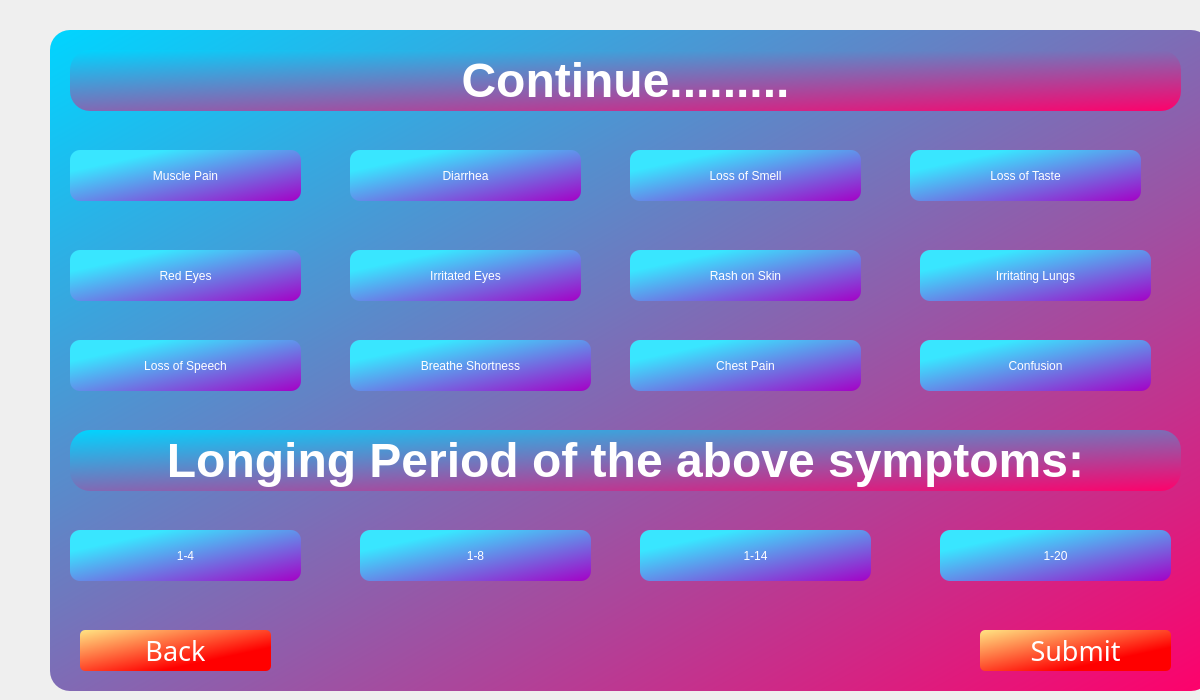
Qt form CoviCURE/Forms/Rapidcovid/quepage4.ui (ayush-regmi/CoviCURE) before a commit.
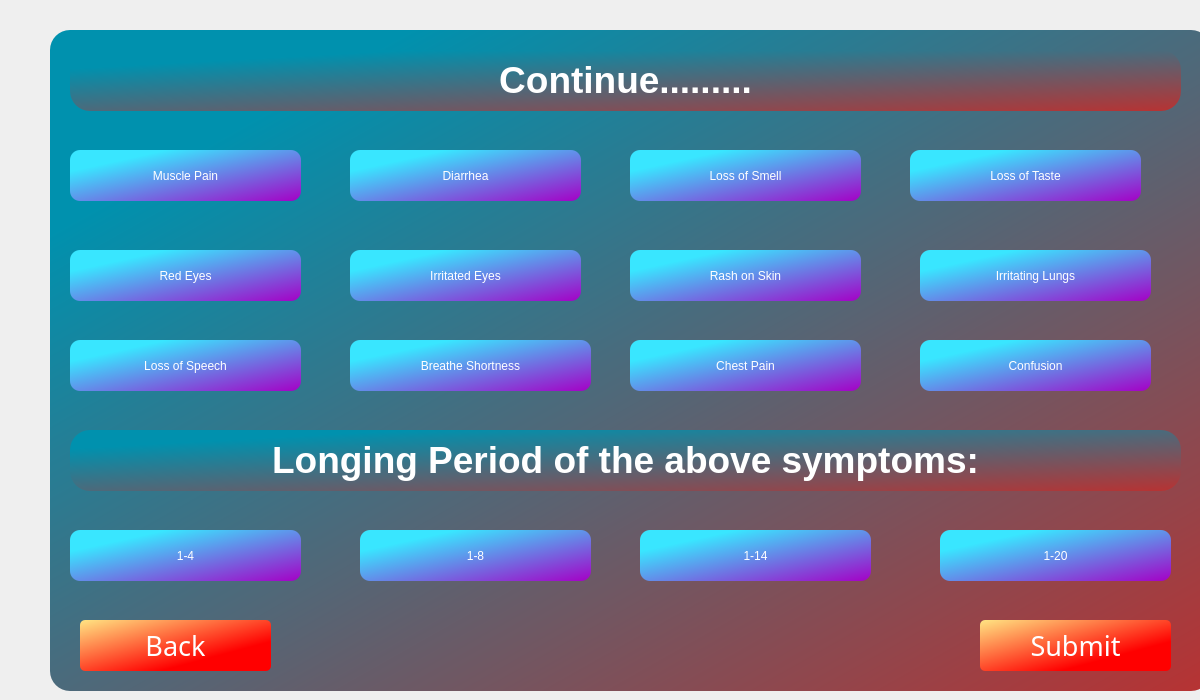
The same form after that commit.

```diff
--- a/CoviCURE/Forms/Rapidcovid/quepage4.ui
+++ b/CoviCURE/Forms/Rapidcovid/quepage4.ui
@@ -23,7 +23,7 @@
     </rect>
    </property>
    <property name="styleSheet">
-    <string notr="true">background-color: qlineargradient(spread:reflect, x1:0, y1:0, x2:1, y2:1, stop:0 rgba(0, 213, 255, 255), stop:1 rgba(255, 0, 106, 255));
+    <string notr="true">background-color: qlineargradient(spread:reflect, x1:0, y1:0, x2:1, y2:1, stop:0.153409 rgba(0, 145, 174, 255), stop:1 rgba(184, 50, 50, 255));
 border-radius: 20px;</string>
    </property>
    <property name="title">
@@ -63,7 +63,7 @@
 </string>
     </property>
     <property name="text">
-     <string>&lt;html&gt;&lt;head/&gt;&lt;body&gt;&lt;p&gt;Continue.........&lt;/p&gt;&lt;/body&gt;&lt;/html&gt;</string>
+     <string>&lt;html&gt;&lt;head/&gt;&lt;body&gt;&lt;p&gt;&lt;span style=&quot; font-size:28pt;&quot;&gt;Continue.........&lt;/span&gt;&lt;/p&gt;&lt;/body&gt;&lt;/html&gt;</string>
     </property>
     <property name="alignment">
      <set>Qt::AlignCenter</set>
@@ -323,9 +323,9 @@
     <property name="geometry">
      <rect>
       <x>30</x>
-      <y>600</y>
+      <y>590</y>
       <width>191</width>
-      <height>41</height>
+      <height>51</height>
      </rect>
     </property>
     <property name="sizePolicy">
@@ -356,9 +356,9 @@
     <property name="geometry">
      <rect>
       <x>930</x>
-      <y>600</y>
+      <y>590</y>
       <width>191</width>
-      <height>41</height>
+      <height>51</height>
      </rect>
     </property>
     <property name="sizePolicy">
@@ -566,7 +566,7 @@
 </string>
     </property>
     <property name="text">
-     <string>&lt;html&gt;&lt;head/&gt;&lt;body&gt;&lt;p&gt;Longing Period of the above symptoms:&lt;/p&gt;&lt;/body&gt;&lt;/html&gt;</string>
+     <string>&lt;html&gt;&lt;head/&gt;&lt;body&gt;&lt;p&gt;&lt;span style=&quot; font-size:28pt;&quot;&gt;Longing Period of the above symptoms:&lt;/span&gt;&lt;/p&gt;&lt;/body&gt;&lt;/html&gt;</string>
     </property>
     <property name="alignment">
      <set>Qt::AlignCenter</set>
```
